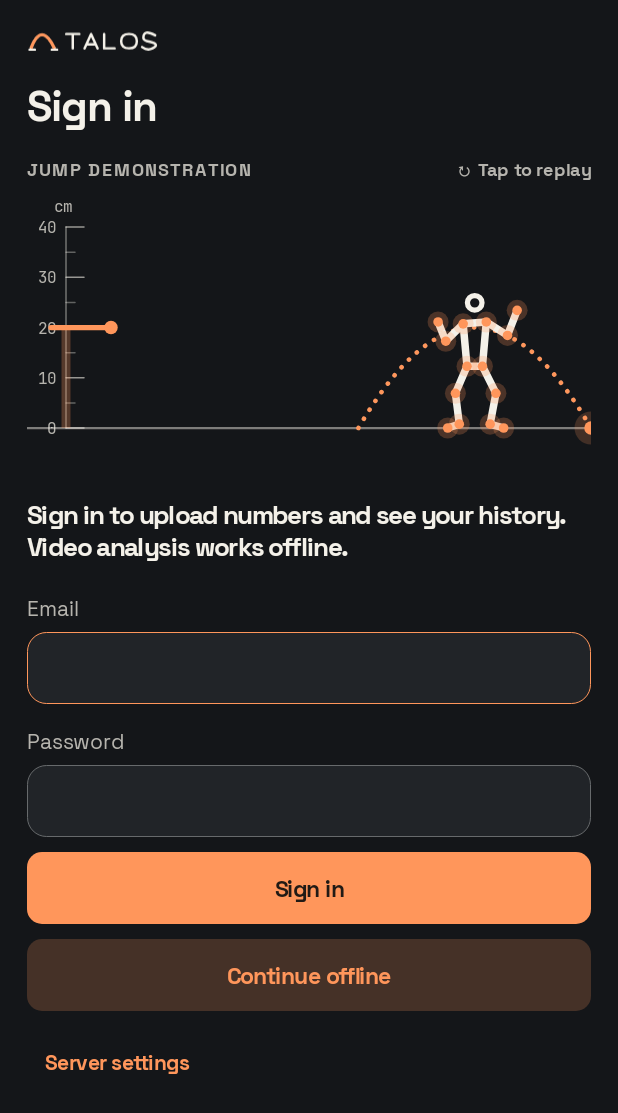
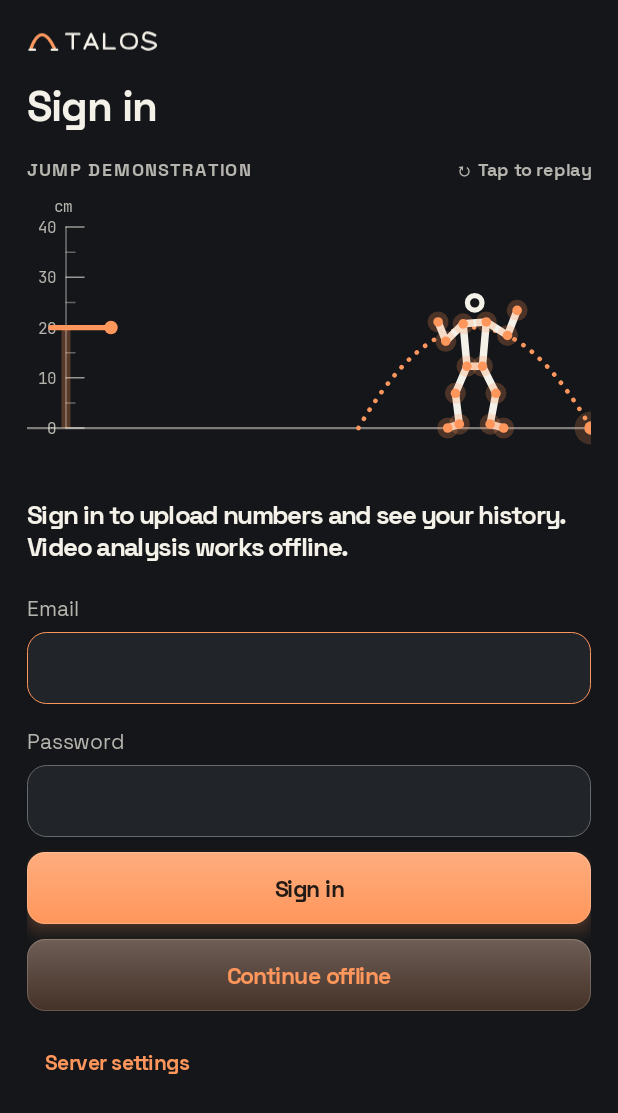
Before and after one commit to storm546/talos, an Android app: the screen it shows after launch (MainActivity), on a phone screen of 412 x 824 dp. Shown: the top 1113 px of the screen. Run offline under Robolectric (Android 15) with nearby library versions, the phone set to English and light mode, and no system bars.

Commit message:
Animated food gauge, streak ring and raised buttons
Food: a gauge with calories on the outer arc and protein, carbs and fat
inside; it sweeps in and the number counts up. Training: the streak is a
ring with one segment per planned workout, filled in turn. Buttons and
action chips get a top-to-bottom gradient, a light top rim, and primary
ones a glow in their own colour. Version 1.4.0-beta36.

```diff
--- a/app/build.gradle
+++ b/app/build.gradle
@@ -16,8 +16,8 @@ android {
         applicationId 'jumpscan.app'
         minSdk 26
         targetSdk 35
-        versionCode 39
-        versionName '1.4.0-beta35'
+        versionCode 40
+        versionName '1.4.0-beta36'
         testInstrumentationRunner 'jumpscan.app.AppChecks'
     }
     signingConfigs {
--- a/app/src/main/kotlin/jumpscan/app/UiCards.kt
+++ b/app/src/main/kotlin/jumpscan/app/UiCards.kt
@@ -5,6 +5,7 @@ import android.graphics.Color
 import android.view.View
 import android.content.res.ColorStateList
 import android.graphics.drawable.GradientDrawable
+import android.graphics.drawable.LayerDrawable
 import android.graphics.drawable.RippleDrawable
 import android.graphics.drawable.StateListDrawable
 import android.view.Gravity
@@ -38,11 +39,16 @@ internal fun Context.styleButton(button: Button, primary: Boolean, tone: ActionT
     }
     setTextColor(ColorStateList(arrayOf(intArrayOf(-android.R.attr.state_enabled), intArrayOf()),
         intArrayOf(getColor(R.color.muted), getColor(foreground))))
-    fun fill(color: Int) = shape(color, 10)
+    fun fill(color: Int) = shape(color, 12)
+    // Filled buttons get depth: lighter at the top, a faint light rim along the top edge (not flat colour).
+    fun raised(color: Int, border: Int? = null) = if (tone == ActionTone.TEXT) fill(color) else LayerDrawable(arrayOf(
+        GradientDrawable(GradientDrawable.Orientation.TOP_BOTTOM, intArrayOf(lighter(color, .22f), color)).apply {
+            cornerRadius = px(12).toFloat(); border?.let { setStroke(px(2), it) } },
+        GradientDrawable().apply { cornerRadius = px(12).toFloat(); setStroke(px(1), Color.argb(46, 255, 255, 255)) }))
     val states = StateListDrawable().apply {
         addState(intArrayOf(-android.R.attr.state_enabled), fill(getColor(R.color.hover)))
-        addState(intArrayOf(android.R.attr.state_focused), shape(normal, 10, getColor(if (primary) R.color.ink else R.color.accent)))
-        addState(intArrayOf(), fill(normal))
+        addState(intArrayOf(android.R.attr.state_focused), raised(normal, getColor(if (primary) R.color.ink else R.color.accent)))
+        addState(intArrayOf(), raised(normal))
     }
     backgroundTintList = null
     background = RippleDrawable(ColorStateList.valueOf(getColor(R.color.accent_pressed)),
@@ -51,6 +57,10 @@ internal fun Context.styleButton(button: Button, primary: Boolean, tone: ActionT
     minHeight = resources.getDimensionPixelSize(R.dimen.touch_target)
     textSize = 15f
     stateListAnimator = null
+    if (tone == ActionTone.PRIMARY) { // a soft glow in the button's own colour
+        elevation = px(6).toFloat()
+        if (android.os.Build.VERSION.SDK_INT >= 28) { outlineSpotShadowColor = normal; outlineAmbientShadowColor = normal }
+    }
     pressFeedback()
 }
 
--- a/app/src/main/kotlin/jumpscan/app/Workout.kt
+++ b/app/src/main/kotlin/jumpscan/app/Workout.kt
@@ -119,7 +119,8 @@ private fun MainActivity.workoutChoices(templates: List<JSONObject>, plans: List
     // The gym streak from the last Today answer (Hevy and Strong keep the week's count on this tab).
     cachedToday()?.first?.optJSONObject("week")?.optJSONObject("consistency")?.optJSONObject("streak")?.let { streak ->
         val line = row(card(), center = true)
-        text(streak.getInt("weeks").toString(), 34, getColor(R.color.accent), line).apply { instrumentType(display = true); setPadding(0, 0, dp(14), 0); layoutParams = LinearLayout.LayoutParams(-2, -2) }
+        line.addView(StreakRing(this, streak.getInt("weeks"), streak.getInt("done"), streak.getInt("target")),
+            LinearLayout.LayoutParams(dp(76), dp(76)).apply { marginEnd = dp(16) })
         text(getString(R.string.workout_streak, streak.getInt("done"), streak.getInt("target")), 14, parent = line)
             .apply { setPadding(0, 0, 0, 0); layoutParams = LinearLayout.LayoutParams(0, -2, 1f) }
     }
--- a/app/src/main/res/values/strings_toolkit.xml
+++ b/app/src/main/res/values/strings_toolkit.xml
@@ -202,8 +202,8 @@
     <string name="today_exercises_unit">exercises</string>
     <string name="today_briefing_by">Written by the language model from your findings</string>
     <string name="food_ring_of">%1$s of %2$s</string>
-    <string name="food_hero_left">left today</string>
-    <string name="food_hero_over">over today\'s target</string>
+    <string name="food_gauge_left">kcal left</string>
+    <string name="food_gauge_over">kcal over</string>
     <string name="food_left">%1$s left today</string>
     <string name="food_over">%1$s over the target</string>
 </resources>
```
Also changed, not shown: app/src/main/kotlin/jumpscan/app/Gauges.kt (added, +87 -0 lines), app/src/main/kotlin/jumpscan/app/Glance.kt (+6 -3 lines), app/src/main/kotlin/jumpscan/app/NutritionScreens.kt (+27 -23 lines), 6 other files.
